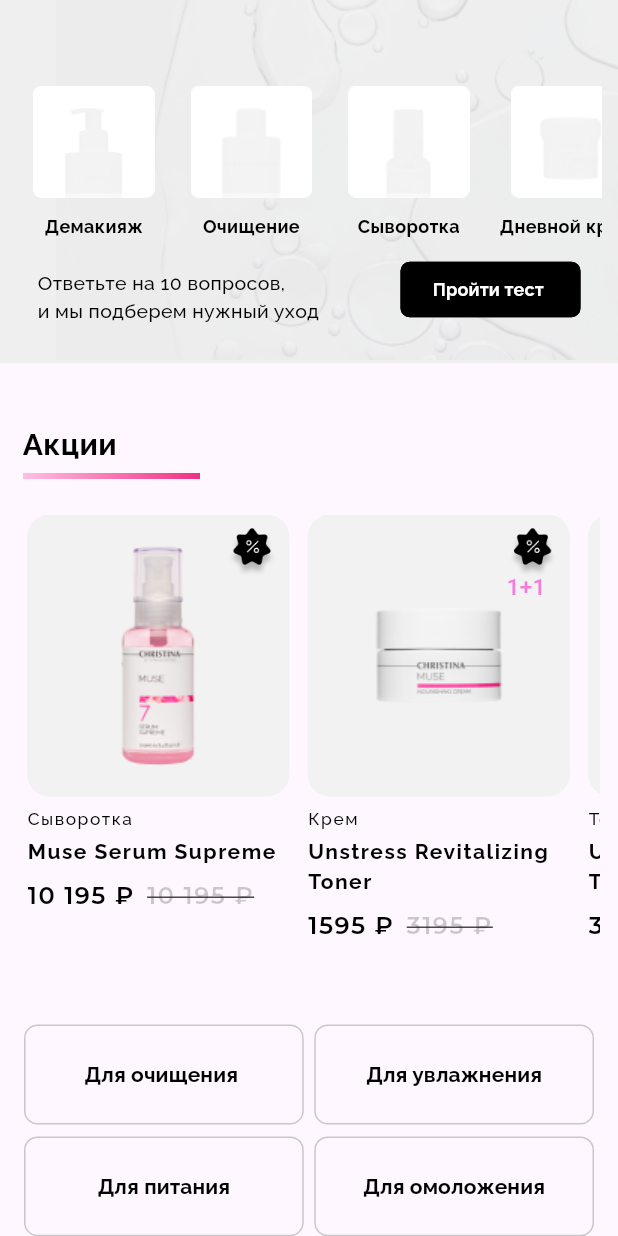
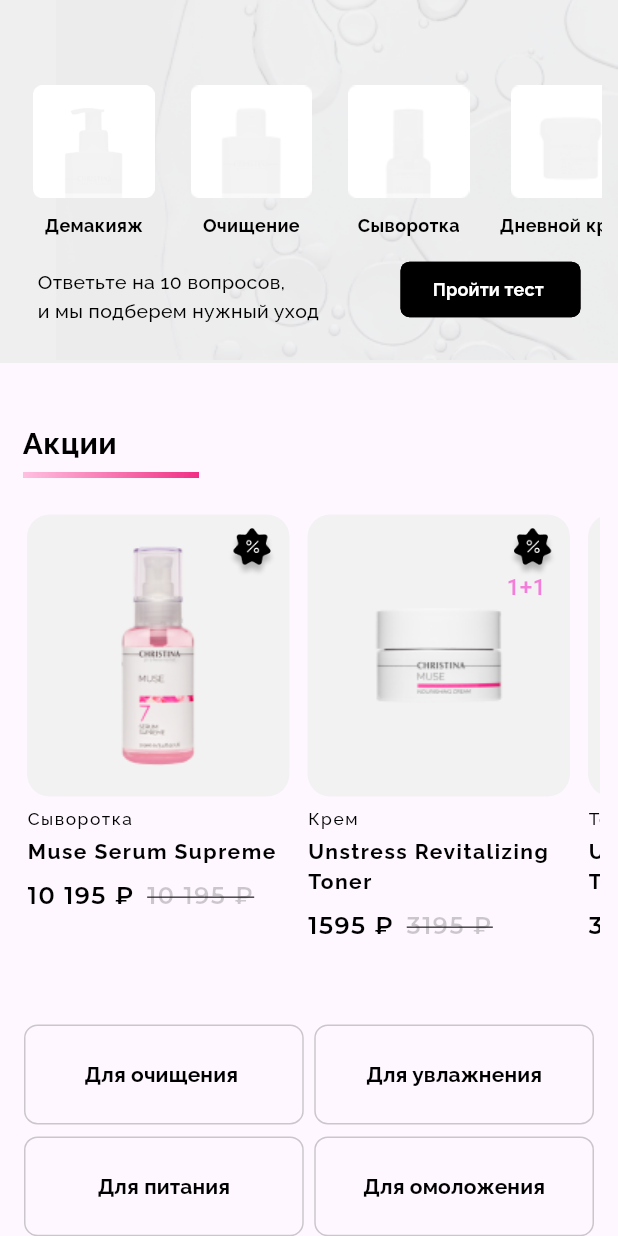
Before and after one commit to DenUP/cosmetics_app, a Flutter app: the screen it shows after launch, scrolled down 919 dp, on a phone screen of 412 x 824 dp. Run offline on Flutter 3.47's test engine with Material 3 defaults, Android fonts, the phone set to English and light mode, and no system bars.

Commit message:
modif: Liner list_item - MediaQ

```diff
--- a/lib/widgets/list_product.dart
+++ b/lib/widgets/list_product.dart
@@ -6,7 +6,11 @@
   final List<Product> products;
   final String title;
   final String imgLiner;
-  const ListProduct({super.key, required this.products, required this.title, required this.imgLiner});
+  const ListProduct(
+      {super.key,
+      required this.products,
+      required this.title,
+      required this.imgLiner});
 
   @override
   Widget build(BuildContext context) {
@@ -27,7 +31,10 @@
         ),
         Container(
           padding: const EdgeInsets.fromLTRB(15, 4, 0, 24),
-          child: Image.asset(imgLiner),
+          child: Image.asset(
+            imgLiner,
+            width: MediaQuery.of(context).size.width / 3.5,
+          ),
         ),
         Container(
           padding: const EdgeInsets.symmetric(horizontal: 12),
@@ -47,6 +54,5 @@
         )
       ],
     );
-
   }
 }
```
